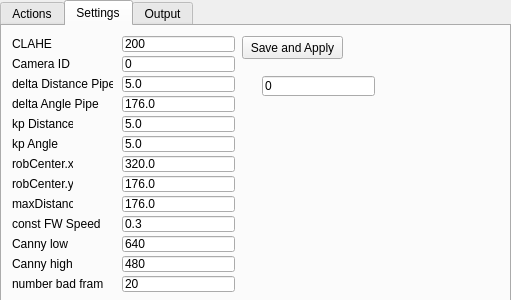
This is Hanse/Behaviour_PipeFollowing/pipefollowingform.ui in iti-luebeck/HANSE2011 as Qt 5 draws it before an edit. The edited form follows.
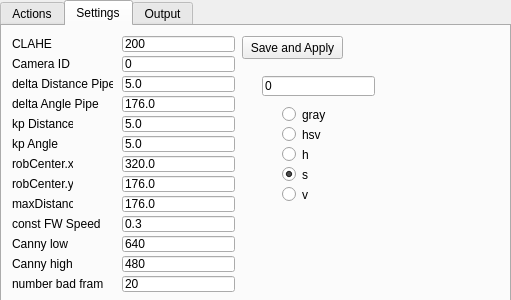
This is the edited form.

What changed in the file:
```diff
--- a/Hanse/Behaviour_PipeFollowing/pipefollowingform.ui
+++ b/Hanse/Behaviour_PipeFollowing/pipefollowingform.ui
@@ -501,6 +501,74 @@
       <string>0</string>
      </property>
     </widget>
+    <widget class="QRadioButton" name="grayRadioButton">
+     <property name="geometry">
+      <rect>
+       <x>280</x>
+       <y>80</y>
+       <width>82</width>
+       <height>17</height>
+      </rect>
+     </property>
+     <property name="text">
+      <string>gray</string>
+     </property>
+    </widget>
+    <widget class="QRadioButton" name="hsvRadioButton">
+     <property name="geometry">
+      <rect>
+       <x>280</x>
+       <y>100</y>
+       <width>82</width>
+       <height>17</height>
+      </rect>
+     </property>
+     <property name="text">
+      <string>hsv</string>
+     </property>
+    </widget>
+    <widget class="QRadioButton" name="hRadioButton">
+     <property name="geometry">
+      <rect>
+       <x>280</x>
+       <y>120</y>
+       <width>82</width>
+       <height>17</height>
+      </rect>
+     </property>
+     <property name="text">
+      <string>h</string>
+     </property>
+    </widget>
+    <widget class="QRadioButton" name="sRadioButton">
+     <property name="geometry">
+      <rect>
+       <x>280</x>
+       <y>140</y>
+       <width>82</width>
+       <height>17</height>
+      </rect>
+     </property>
+     <property name="text">
+      <string>s</string>
+     </property>
+     <property name="checked">
+      <bool>true</bool>
+     </property>
+    </widget>
+    <widget class="QRadioButton" name="vRadioButton">
+     <property name="geometry">
+      <rect>
+       <x>280</x>
+       <y>160</y>
+       <width>82</width>
+       <height>17</height>
+      </rect>
+     </property>
+     <property name="text">
+      <string>v</string>
+     </property>
+    </widget>
    </widget>
    <widget class="QWidget" name="Output">
     <attribute name="title">
```
